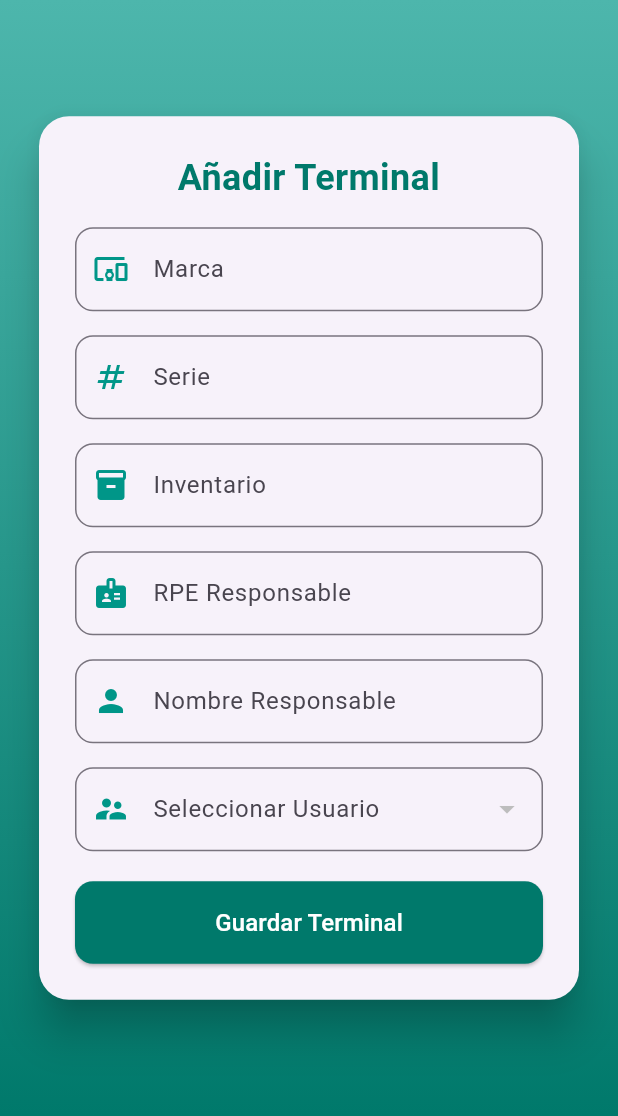
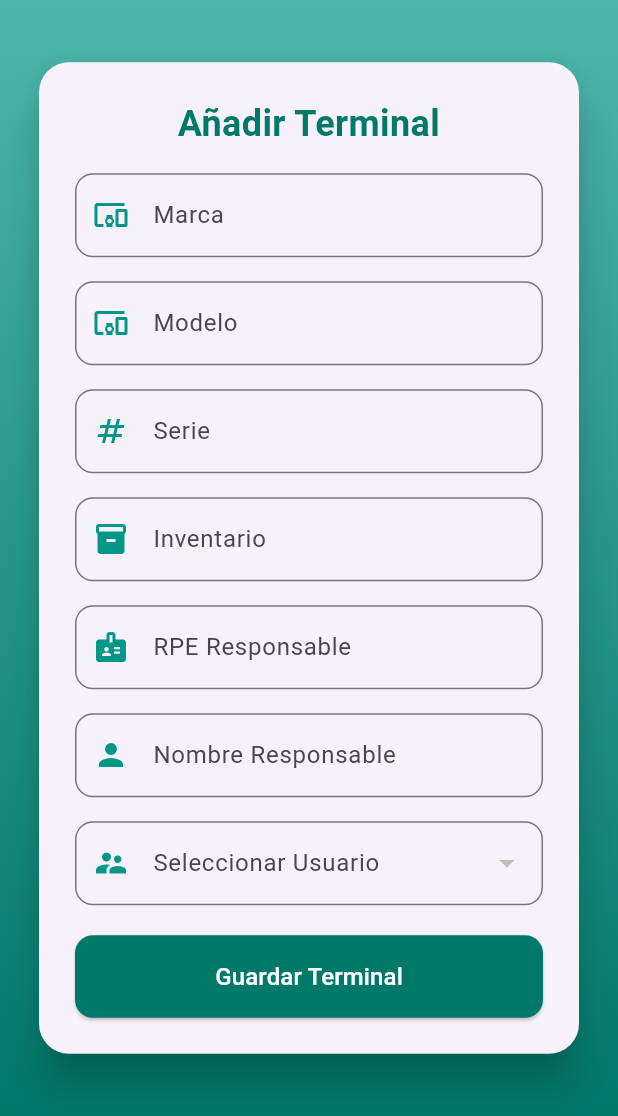
Before and after one commit to CuinoPC/cfe-registros, a Flutter app: the TerminalList screen opened directly, after a tap on the "add" icon, on a phone screen of 412 x 824 dp, the part 120-1236 px from its top. Run offline on Flutter 3.47's test engine with Material 3 defaults, Android fonts, the phone set to English and light mode, and no system bars; our stand-ins replace data_table_2, image_picker, shared_preferences; accounts and stored records are empty; network calls fail.

```diff
--- a/lib/models/terminal.dart
+++ b/lib/models/terminal.dart
@@ -1,35 +1,41 @@
 class Terminal {
   final int id;
   final String marca;
+  final String modelo;
   final String serie;
   final String inventario;
   final int rpeResponsable;
   final String nombreResponsable;
   final int usuarioId;
-  final List<String> fotos; // ✅ Nueva propiedad para fotos
+  final Map<String, List<String>>
+      fotos; // ✅ Ahora las fotos estarán agrupadas por fecha
 
   Terminal({
     required this.id,
     required this.marca,
+    required this.modelo,
     required this.serie,
     required this.inventario,
     required this.rpeResponsable,
     required this.nombreResponsable,
     required this.usuarioId,
-    required this.fotos, // ✅ Agregar fotos en el constructor
+    required this.fotos,
   });
 
   factory Terminal.fromJson(Map<String, dynamic> json) {
     return Terminal(
       id: json['id'],
       marca: json['marca'],
+      modelo: json['modelo'],
       serie: json['serie'],
       inventario: json['inventario'],
       rpeResponsable: json['rpe_responsable'],
       nombreResponsable: json['nombre_responsable'],
       usuarioId: json['usuario_id'],
-      fotos:
-          List<String>.from(json['fotos'] ?? []), // ✅ Asegurar fotos como lista
+      fotos: json['fotos'] != null && json['fotos'] is Map<String, dynamic>
+          ? (json['fotos'] as Map<String, dynamic>)
+              .map((key, value) => MapEntry(key, List<String>.from(value)))
+          : {}, // ✅ Manejar caso en el que no haya fotos
     );
   }
 }
--- a/lib/services/api_service.dart
+++ b/lib/services/api_service.dart
@@ -133,15 +133,22 @@ class ApiService {
     );
 
     if (response.statusCode == 200) {
-      List<dynamic> data = jsonDecode(response.body);
-      return data.map((json) => Terminal.fromJson(json)).toList();
+      var decodedJson = jsonDecode(response.body);
+
+      // ✅ Asegurar que 'decodedJson' es una lista antes de mapear
+      if (decodedJson is List) {
+        return decodedJson.map((json) => Terminal.fromJson(json)).toList();
+      } else {
+        print("Error: La API no devolvió una lista de terminales.");
+        return null;
+      }
     } else {
       return null;
     }
   }
 
-  Future<bool> createTerminal(String marca, String serie, String inventario,
-      int rpe, String nombre, int usuarioId) async {
+  Future<bool> createTerminal(String marca, String modelo, String serie,
+      String inventario, int rpe, String nombre, int usuarioId) async {
     SharedPreferences prefs = await SharedPreferences.getInstance();
     String? token = prefs.getString('token');
     if (token == null) return false;
@@ -151,6 +158,7 @@ class ApiService {
       headers: {"Content-Type": "application/json", "Authorization": token},
       body: jsonEncode({
         "marca": marca,
+        "modelo": modelo,
         "serie": serie,
         "inventario": inventario,
         "rpe_responsable": rpe,
@@ -162,7 +170,7 @@ class ApiService {
     return response.statusCode == 201;
   }
 
-  Future<bool> updateTerminal(int id, String marca, String serie,
+  Future<bool> updateTerminal(int id, String marca, String modelo, String serie,
       String inventario, int rpe, String nombre, int usuarioId) async {
     SharedPreferences prefs = await SharedPreferences.getInstance();
     String? token = prefs.getString('token');
@@ -174,6 +182,7 @@ class ApiService {
       headers: {"Content-Type": "application/json", "Authorization": token},
       body: jsonEncode({
         "marca": marca,
+        "modelo": modelo,
         "serie": serie,
         "inventario": inventario,
         "rpe_responsable": rpe,
--- a/lib/views/add_terminal.dart
+++ b/lib/views/add_terminal.dart
@@ -10,6 +10,7 @@ class AddTerminal extends StatefulWidget {
 class _AddTerminalState extends State<AddTerminal> {
   final ApiService _apiService = ApiService();
   final TextEditingController marcaController = TextEditingController();
+  final TextEditingController modeloController = TextEditingController();
   final TextEditingController serieController = TextEditingController();
   final TextEditingController inventarioController = TextEditingController();
   final TextEditingController rpeController = TextEditingController();
@@ -35,12 +36,14 @@ class _AddTerminalState extends State<AddTerminal> {
 
   Future<void> _addTerminal() async {
     String marca = marcaController.text;
+    String modelo = modeloController.text;
     String serie = serieController.text;
     String inventario = inventarioController.text;
     int? rpe = int.tryParse(rpeController.text);
     String nombre = nombreController.text;
 
     if (marca.isEmpty ||
+        modelo.isEmpty ||
         serie.isEmpty ||
         inventario.isEmpty ||
         rpe == null ||
@@ -56,7 +59,7 @@ class _AddTerminalState extends State<AddTerminal> {
     }
 
     bool success = await _apiService.createTerminal(
-        marca, serie, inventario, rpe, nombre, _selectedUsuarioId!);
+        marca, modelo, serie, inventario, rpe, nombre, _selectedUsuarioId!);
 
     if (success) {
       ScaffoldMessenger.of(context).showSnackBar(
@@ -121,6 +124,18 @@ class _AddTerminalState extends State<AddTerminal> {
                         controller: marcaController,
                         decoration: InputDecoration(
                           labelText: "Marca",
+                          prefixIcon:
+                              Icon(Icons.devices_other, color: Colors.teal),
+                          border: OutlineInputBorder(
+                            borderRadius: BorderRadius.circular(12),
+                          ),
+                        ),
+                      ),
+                      SizedBox(height: 16),
+                      TextFormField(
+                        controller: modeloController,
+                        decoration: InputDecoration(
+                          labelText: "Modelo",
                           prefixIcon:
                               Icon(Icons.devices_other, color: Colors.teal),
                           border: OutlineInputBorder(
--- a/lib/views/update_terminal.dart
+++ b/lib/views/update_terminal.dart
@@ -15,6 +15,7 @@ class UpdateTerminal extends StatefulWidget {
 class _UpdateTerminalState extends State<UpdateTerminal> {
   final ApiService _apiService = ApiService();
   final TextEditingController marcaController = TextEditingController();
+  final TextEditingController modeloController = TextEditingController();
   final TextEditingController serieController = TextEditingController();
   final TextEditingController inventarioController = TextEditingController();
   final TextEditingController rpeController = TextEditingController();
@@ -27,6 +28,7 @@ class _UpdateTerminalState extends State<UpdateTerminal> {
   void initState() {
     super.initState();
     marcaController.text = widget.terminal.marca;
+    modeloController.text = widget.terminal.modelo;
     serieController.text = widget.terminal.serie;
     inventarioController.text = widget.terminal.inventario;
     rpeController.text = widget.terminal.rpeResponsable.toString();
@@ -47,6 +49,7 @@ class _UpdateTerminalState extends State<UpdateTerminal> {
 
   Future<void> _updateTerminal() async {
     String marca = marcaController.text;
+    String modelo = modeloController.text;
     String serie = serieController.text;
     String inventario = inventarioController.text;
     int? rpe = int.tryParse(rpeController.text);
@@ -70,6 +73,7 @@ class _UpdateTerminalState extends State<UpdateTerminal> {
     bool success = await _apiService.updateTerminal(
       widget.terminal.id,
       marca,
+      modelo,
       serie,
       inventario,
       rpe,
@@ -140,6 +144,18 @@ class _UpdateTerminalState extends State<UpdateTerminal> {
                         controller: marcaController,
                         decoration: InputDecoration(
                           labelText: "Marca",
+                          prefixIcon:
+                              Icon(Icons.devices_other, color: Colors.teal),
+                          border: OutlineInputBorder(
+                            borderRadius: BorderRadius.circular(12),
+                          ),
+                        ),
+                      ),
+                      SizedBox(height: 16),
+                      TextFormField(
+                        controller: modeloController,
+                        decoration: InputDecoration(
+                          labelText: "Modelo",
                           prefixIcon:
                               Icon(Icons.devices_other, color: Colors.teal),
                           border: OutlineInputBorder(
--- a/lib/views/upload_photos.dart
+++ b/lib/views/upload_photos.dart
@@ -42,14 +42,14 @@ class _UploadPhotosPageState extends State<UploadPhotosPage> {
     }
 
     setState(() {
-      _isUploading = true; // ✅ Mostrar indicador de carga
+      _isUploading = true;
     });
 
     bool success = await _apiService.uploadTerminalPhotos(
         widget.terminalId, _selectedPhotos);
 
     setState(() {
-      _isUploading = false; // ✅ Ocultar indicador de carga
+      _isUploading = false;
     });
 
     if (success) {
@@ -57,7 +57,6 @@ class _UploadPhotosPageState extends State<UploadPhotosPage> {
         SnackBar(content: Text("Fotos subidas correctamente")),
       );
 
-      /// ✅ *Asegurar que regresamos con `true` para actualizar `TerminalList`*
       Navigator.pop(context, true);
     } else {
       ScaffoldMessenger.of(context).showSnackBar(
--- a/pubspec.yaml
+++ b/pubspec.yaml
@@ -42,6 +42,7 @@ dependencies:
   shared_preferences: ^2.5.1
   image_picker: ^1.1.2
   file_picker: ^8.3.3
+  intl: ^0.20.2
 
 dev_dependencies:
   flutter_test:
```
Also changed, not shown: lib/views/terminal_list.dart (+21 -11 lines), lib/views/view_photos.dart (+65 -9 lines), pubspec.lock.
